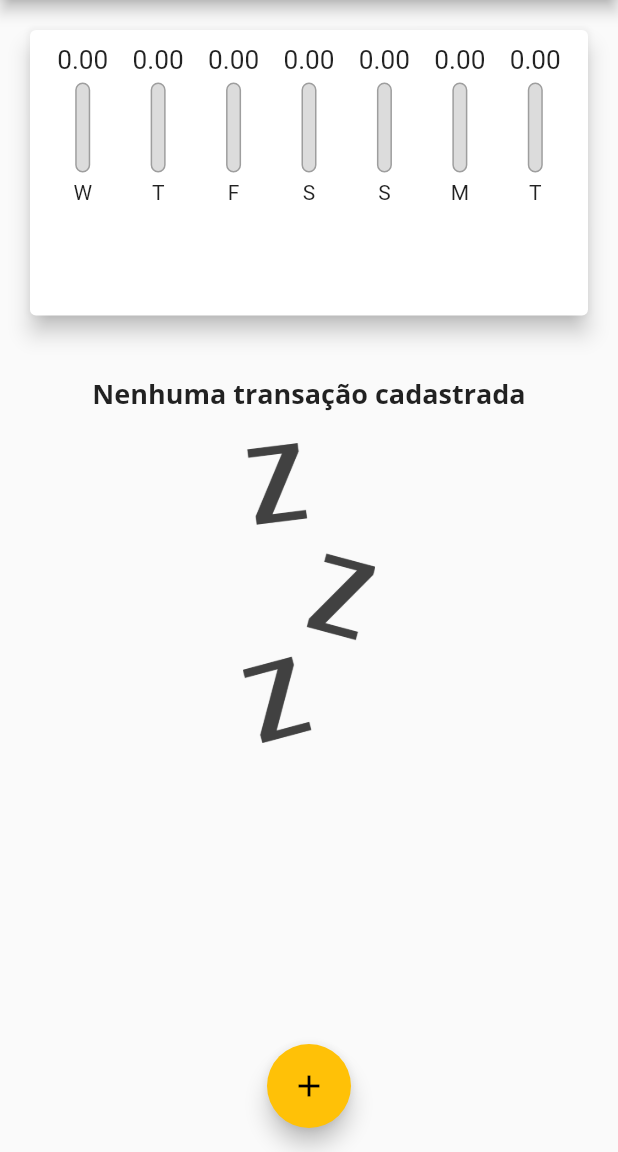
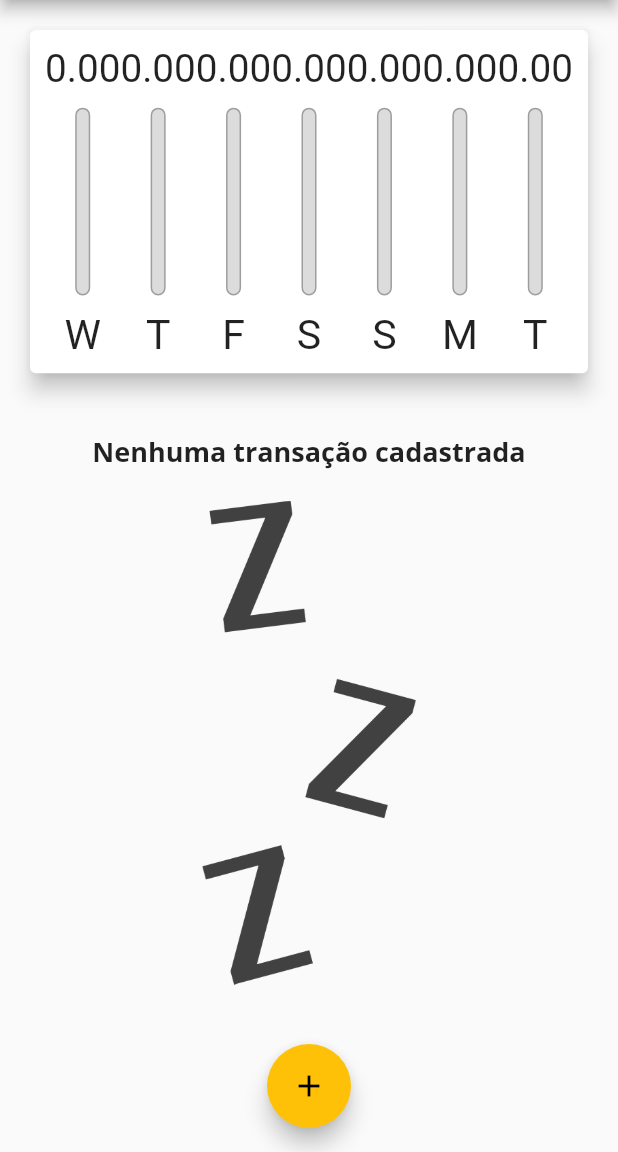
Before and after one commit to huayans/Expenses, a Flutter app: the screen it shows after launch, on a phone screen of 412 x 824 dp, the part 84-1236 px from its top. Run offline on Flutter 3.47's test engine with Material 2 defaults, Android fonts, the phone set to English and light mode, and no system bars.

Commit message:
mudança no button excluir caso fique em modo retrato e outros

```diff
--- a/lib/components/chart_bar.dart
+++ b/lib/components/chart_bar.dart
@@ -1,4 +1,5 @@
 import 'package:flutter/material.dart';
+import 'package:flutter/rendering.dart';
 
 class ChartBar extends StatelessWidget {
   final String label;
@@ -13,19 +14,21 @@ class ChartBar extends StatelessWidget {
 
   @override
   Widget build(BuildContext context) {
+    return LayoutBuilder(
+      builder: (ctx, constraints) {
         return Column(
           children: [
             Container(
-          height: 20,
+              height: constraints.maxHeight * 0.15,
               child: FittedBox(
                 child: Text('${value.toStringAsFixed(2)}'),
               ),
             ),
             SizedBox(
-          height: 5,
+              height: constraints.maxHeight * 0.05,
             ),
             Container(
-          height: 60,
+              height: constraints.maxHeight * 0.6,
               width: 10,
               child: Stack(
                 alignment: Alignment.bottomCenter,
@@ -58,10 +61,17 @@ class ChartBar extends StatelessWidget {
               ),
             ),
             SizedBox(
-          height: 5,
+              height: constraints.maxHeight * 0.05,
             ),
-        Text(label),
+            Container(
+              height: constraints.maxHeight * 0.15,
+              child: FittedBox(
+                child: Text(label),
+              ),
+            ),
           ],
+        );
+      },
     );
   }
 }
--- a/lib/components/transaction_list.dart
+++ b/lib/components/transaction_list.dart
@@ -11,7 +11,12 @@ class TransactionList extends StatelessWidget {
   @override
   Widget build(BuildContext context) {
     return transactions.isEmpty
-        ? Column(
+        ? LayoutBuilder(
+            builder: (
+              ctx,
+              constraints,
+            ) {
+              return Column(
                 children: [
                   SizedBox(
                     height: 20,
@@ -24,13 +29,15 @@ class TransactionList extends StatelessWidget {
                     height: 20,
                   ),
                   Container(
-                height: 200,
+                    height: constraints.maxHeight * 0.6,
                     child: Image.asset(
                       'assets/images/waiting.png',
                       fit: BoxFit.cover,
                     ),
                   )
                 ],
+              );
+            },
           )
         : ListView.builder(
             itemCount: transactions.length,
@@ -59,7 +66,14 @@ class TransactionList extends StatelessWidget {
                   subtitle: Text(
                     DateFormat('d MMM y').format(tr.date),
                   ),
-                  trailing: IconButton(
+                  trailing: MediaQuery.of(context).size.width > 480
+                      ? FlatButton.icon(
+                          onPressed: () => onRemove(tr.id),
+                          icon: Icon(Icons.delete),
+                          label: Text('Excluir'),
+                          textColor: Theme.of(context).errorColor,
+                        )
+                      : IconButton(
                           icon: Icon(Icons.delete),
                           color: Theme.of(context).errorColor,
                           onPressed: () => onRemove(tr.id),
--- a/lib/main.dart
+++ b/lib/main.dart
@@ -68,6 +68,7 @@ class _MyHomePageState extends State<MyHomePage> {
       ),
     ), */
   ];
+  bool _showChart = false;
 
   List<Transaction> get _recentTransactions {
     return _transaction.where(
@@ -114,9 +115,21 @@ class _MyHomePageState extends State<MyHomePage> {
 
   @override
   Widget build(BuildContext context) {
+    bool isLandscape =
+        MediaQuery.of(context).orientation == Orientation.landscape;
+
     final appBar = AppBar(
       title: Text('Despesas Pessoais'),
       actions: [
+        if (isLandscape)
+          IconButton(
+            icon: Icon(_showChart ? Icons.list : Icons.show_chart),
+            onPressed: () {
+              setState(() {
+                _showChart = !_showChart;
+              });
+            },
+          ),
         IconButton(
           icon: Icon(Icons.add),
           onPressed: () => _openTransactionFormModal(context),
@@ -134,12 +147,29 @@ class _MyHomePageState extends State<MyHomePage> {
         child: Column(
           crossAxisAlignment: CrossAxisAlignment.stretch,
           children: [
+            /*  if (isLandscape)
+              Row(
+                mainAxisAlignment: MainAxisAlignment.center,
+                children: [
+                  Text('Exibir Gráfico'),
+                  Switch(
+                    value: _showChart,
+                    onChanged: (value) {
+                      setState(() {
+                        _showChart = value;
+                      });
+                    },
+                  ),
+                ],
+              ), */
+            if (_showChart || !isLandscape)
               Container(
-              height: availableHeight * 0.3,
+                height: availableHeight * (isLandscape ? 0.7 : 0.35),
                 child: Chart(_recentTransactions),
               ),
+            if (!_showChart || isLandscape)
               Container(
-              height: availableHeight * 0.7,
+                height: availableHeight * (isLandscape ? 1 : 0.7),
                 child: TransactionList(_transaction, _removeTransaction),
               ),
           ],
```
Also changed, not shown: lib/components/transaction_form.dart (+9 -2 lines). Lines whose indentation alone changed are shown as unchanged.
